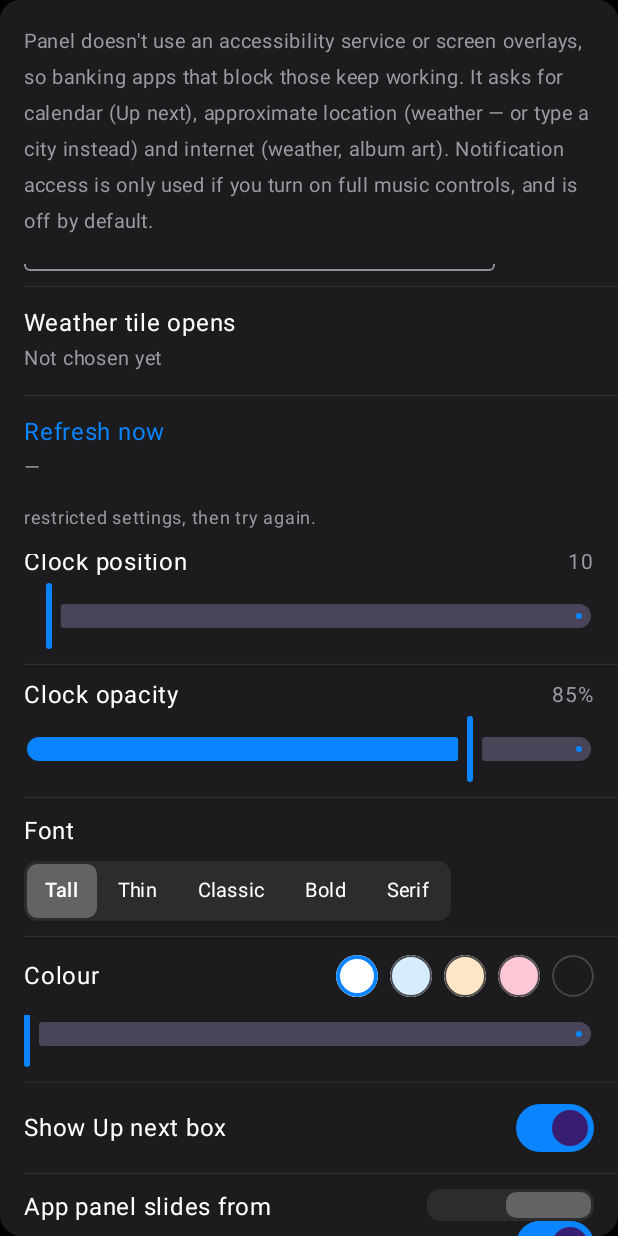
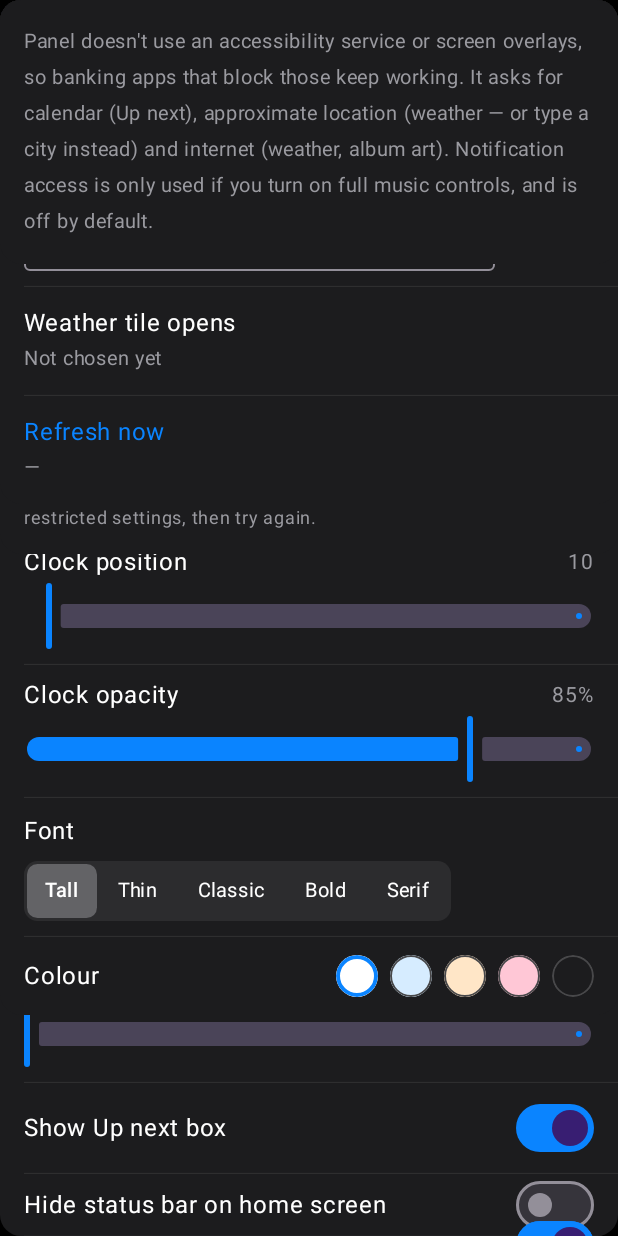
Before and after one commit to mathewross/Panel-launcher, an Android app built with Jetpack Compose: the composable SettingsBody shown on its own in the app's theme, on a phone screen of 412 x 824 dp. Run offline under Robolectric (Android 15) with nearby library versions, the phone set to English and light mode, and no system bars; pictures from the network do not load.

Commit message:
Optional hidden status bar on home, drop weekday from time box, size/weight/font for box numbers
Co-Authored-By: Claude Opus 5.5 <noreply@anthropic.com>
Claude-Session: https://claude.ai/code/session_01MMvRfPcPsGQ7SpkaiRgwUg

```diff
--- a/app/src/main/java/com/panel/launcher/data/Prefs.kt
+++ b/app/src/main/java/com/panel/launcher/data/Prefs.kt
@@ -64,6 +64,10 @@ class Prefs(context: Context) {
     var showMusic by bool("show_music", true)
     var foldersJson by string("folders", "{}")
     var showRecents by bool("show_recents", true)
+    var hideStatusBar by bool("hide_status_bar", false)
+    var boxNumberScale by int("box_number_scale", 100)   // percent
+    var boxNumberWeight by int("box_number_weight", 500) // 300 light … 900 black
+    var boxNumberFont by string("box_number_font", "default")
     var recentApps: List<String> by list("recent_apps") // most recent first, launched via Panel
     var wallpaperTone by string("wallpaper_tone", "auto") // auto | light | dark
     var iconScale by int("icon_scale", 100) // percent
--- a/app/src/main/java/com/panel/launcher/ui/BigClock.kt
+++ b/app/src/main/java/com/panel/launcher/ui/BigClock.kt
@@ -36,7 +36,8 @@ val ClockFonts: List<Pair<String, String>> = listOf(
     "serif" to "Serif",
 )
 
-private fun clockFamily(key: String): Pair<FontFamily, FontWeight> = when (key) {
+internal fun clockFamily(key: String): Pair<FontFamily, FontWeight> = when (key) {
+    "default" -> FontFamily.Default to FontWeight.Medium
     "thin" -> FontFamily(Typeface.create("sans-serif-thin", Typeface.NORMAL)) to FontWeight.Thin
     "regular" -> FontFamily(Typeface.create("sans-serif-light", Typeface.NORMAL)) to FontWeight.Light
     "bold" -> FontFamily(Typeface.create("sans-serif-condensed", Typeface.BOLD)) to FontWeight.Bold
--- a/app/src/main/java/com/panel/launcher/ui/Settings.kt
+++ b/app/src/main/java/com/panel/launcher/ui/Settings.kt
@@ -158,11 +158,36 @@ private fun SettingsBody(
         Divider()
         SwitchRow("Show Up next box", p.showUpNext) { p.showUpNext = it }
         Divider()
+        SwitchRow("Hide status bar on home screen", p.hideStatusBar) { p.hideStatusBar = it }
+        Text(
+            "Android can't hide just the clock, so this hides the whole bar (battery and signal too) " +
+                "while you're on the home screen. Swipe down from the top to peek at it.",
+            color = Subtle, fontSize = 12.sp, modifier = Modifier.padding(start = 16.dp, end = 16.dp, bottom = 10.dp),
+        )
+        Divider()
         ChoiceRow("App panel slides from", listOf("Left" to true, "Right" to false), p.sidebarOnLeft) { p.sidebarOnLeft = it }
         Divider()
         SwitchRow("Recent apps at top of app panel", p.showRecents) { p.showRecents = it }
         Divider()
         SwitchRow("Show next alarm", p.showAlarm) { p.showAlarm = it; vm.onResume() }
+    }
+
+    Group("Time & date box numbers") {
+        SliderRow("Size", p.boxNumberScale, 70..150, "${p.boxNumberScale}%") { p.boxNumberScale = it }
+        Divider()
+        ChoiceRow(
+            "Weight",
+            listOf("Light" to 300, "Regular" to 400, "Medium" to 500, "Bold" to 700, "Black" to 900),
+            p.boxNumberWeight,
+        ) { p.boxNumberWeight = it }
+        Divider()
+        ChoiceRow("Font", listOf("Default" to "default") + ClockFonts.filter { it.first != "bold" }.map { it.second to it.first }, p.boxNumberFont) {
+            p.boxNumberFont = it
+        }
+        Text(
+            "Very large sizes shrink automatically so the time always fits its box.",
+            color = Subtle, fontSize = 12.sp, modifier = Modifier.padding(start = 16.dp, end = 16.dp, bottom = 10.dp),
+        )
     }
 
     Group("Big clock & wallpaper") {
```
Also changed, not shown: app/src/main/java/com/panel/launcher/ui/Header.kt (+27 -6 lines), app/src/main/java/com/panel/launcher/ui/Home.kt (+15 -2 lines), app/src/main/java/com/panel/launcher/ui/Sidebar.kt (+6 -2 lines), 1 other file.
